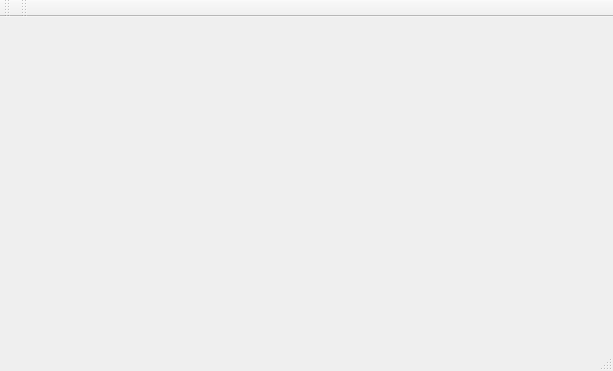
This is commander/src/HorusMLE/main_window.ui in oblalex/horus as Qt 5 draws it before an edit. The edited form follows.
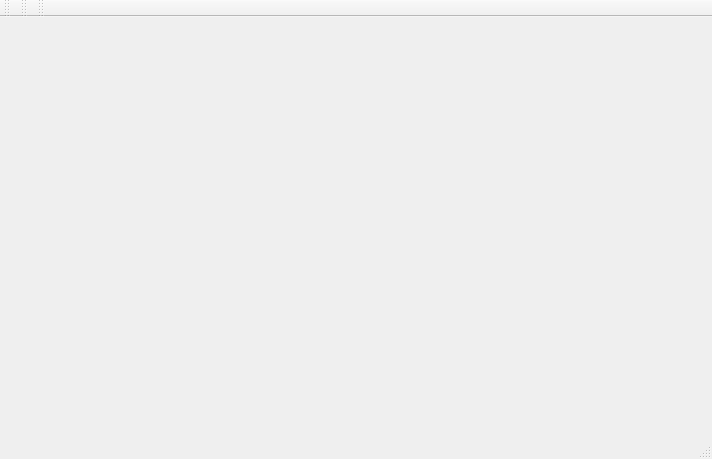
This is the edited form. Icons and pictures are not drawn.

```diff
--- a/commander/src/HorusMLE/main_window.ui
+++ b/commander/src/HorusMLE/main_window.ui
@@ -6,8 +6,8 @@
    <rect>
     <x>0</x>
     <y>0</y>
-    <width>613</width>
-    <height>371</height>
+    <width>712</width>
+    <height>459</height>
    </rect>
   </property>
   <property name="windowTitle">
@@ -28,15 +28,29 @@
     </rect>
    </property>
   </widget>
-  <widget class="QToolBar" name="navBar">
-   <attribute name="toolBarArea">
-    <enum>TopToolBarArea</enum>
-   </attribute>
-   <attribute name="toolBarBreak">
-    <bool>false</bool>
-   </attribute>
-  </widget>
   <widget class="QStatusBar" name="statusBar"/>
+  <widget class="QToolBar" name="mainBar">
+   <property name="windowTitle">
+    <string>toolBar</string>
+   </property>
+   <attribute name="toolBarArea">
+    <enum>TopToolBarArea</enum>
+   </attribute>
+   <attribute name="toolBarBreak">
+    <bool>false</bool>
+   </attribute>
+  </widget>
+  <widget class="QToolBar" name="navBar">
+   <property name="windowTitle">
+    <string>toolBar</string>
+   </property>
+   <attribute name="toolBarArea">
+    <enum>TopToolBarArea</enum>
+   </attribute>
+   <attribute name="toolBarBreak">
+    <bool>false</bool>
+   </attribute>
+  </widget>
   <widget class="QToolBar" name="toolBar">
    <property name="windowTitle">
     <string>toolBar</string>
```
Left out of the diff: 2 changed lines with no effect on the pictures.
